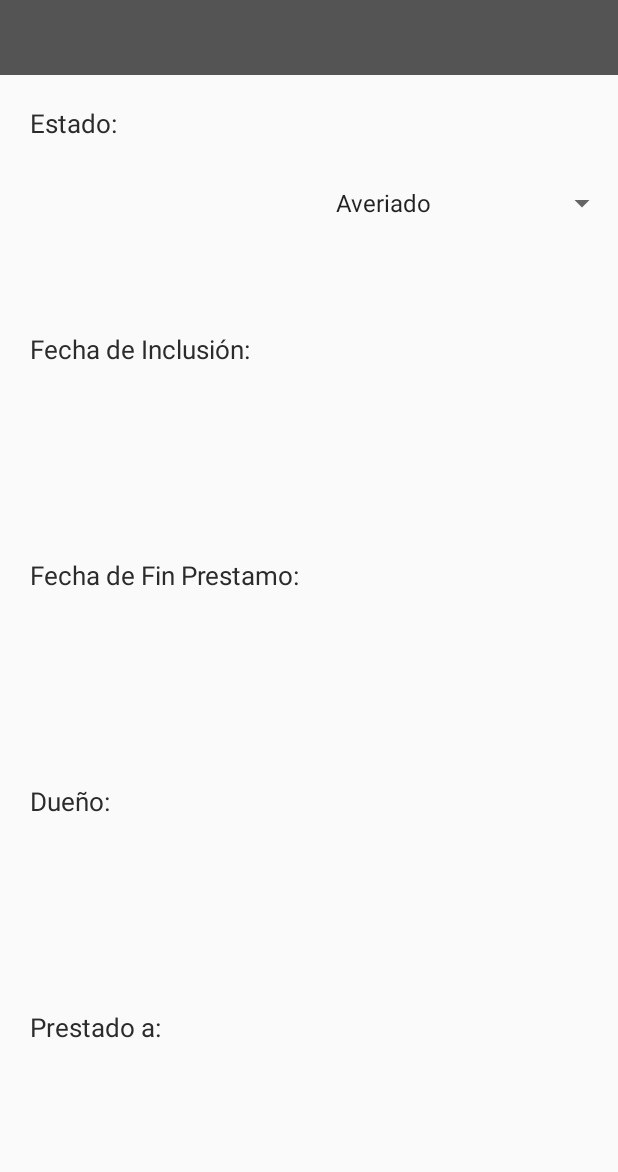
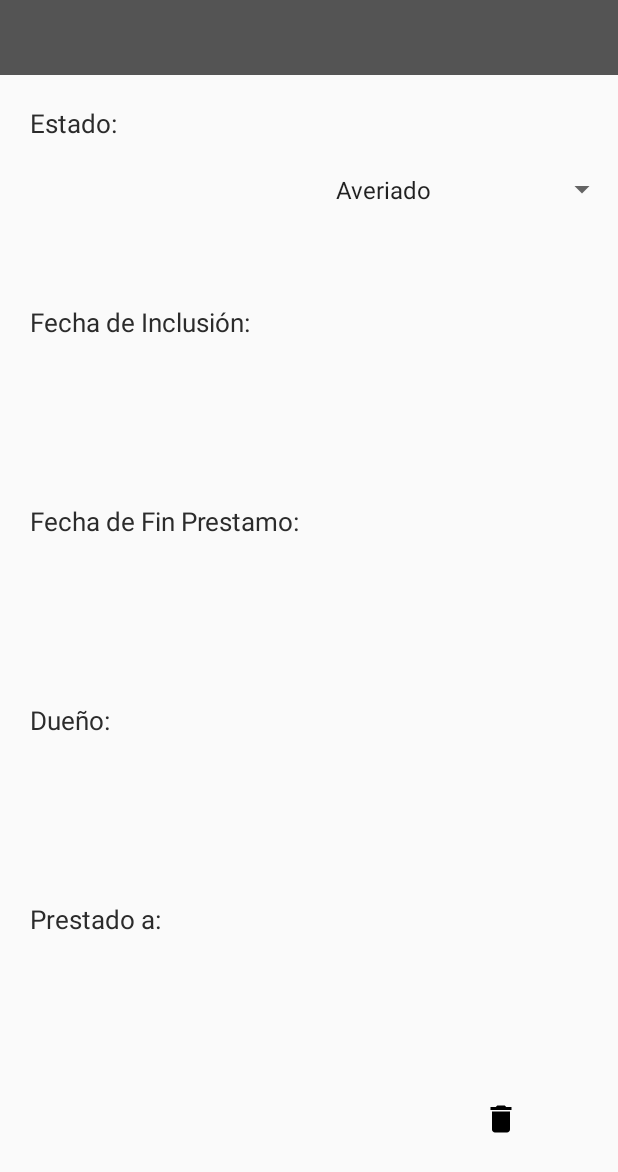
Before and after one commit to Canario0/SMov, an Android app: the layout item_dialog.xml on its own in the app's theme, with its tools: preview values and no code run, on a phone screen of 412 x 824 dp. Shown: the top 1172 px of the screen. Run offline under Robolectric (Android 15) with nearby library versions, the phone set to English and light mode, and no system bars.

```diff
--- /dev/null
+++ b/app/src/main/res/drawable/ic_delete_black_24dp.xml
@@ -0,0 +1,9 @@
+<vector xmlns:android="http://schemas.android.com/apk/res/android"
+        android:width="70dp"
+        android:height="70dp"
+        android:viewportWidth="70.0"
+        android:viewportHeight="70.0">
+    <path
+        android:fillColor="#FF000000"
+        android:pathData="M6,19c0,1.1 0.9,2 2,2h8c1.1,0 2,-0.9 2,-2V7H6v12zM19,4h-3.5l-1,-1h-5l-1,1H5v2h14V4z"/>
+</vector>
--- a/app/src/main/res/layout/item_dialog.xml
+++ b/app/src/main/res/layout/item_dialog.xml
@@ -135,6 +135,20 @@
             android:layout_weight="1"
             android:textSize="17sp" />
     </LinearLayout>
+    <LinearLayout
+        android:layout_width="match_parent"
+        android:layout_height="wrap_content"
+        android:layout_marginLeft="20dp"
+        android:layout_marginRight="20dp"
+        android:layout_marginBottom="20dp"
+        android:gravity="right"
+        android:orientation="horizontal">
+        <ImageView
+            android:id="@+id/delete_item"
+            android:layout_width="wrap_content"
+            android:layout_height="wrap_content"
+            android:src="@drawable/ic_delete_black_24dp"/>
+    </LinearLayout>
 
     <TextView
         android:id="@+id/item_id"
```
Also changed, not shown: app/src/main/java/com/gui/inventoryapp/contentprovider/ItemProvider.java (+20 -2 lines), app/src/main/java/com/gui/inventoryapp/fragments/ItemList.java (+87 -12 lines).
